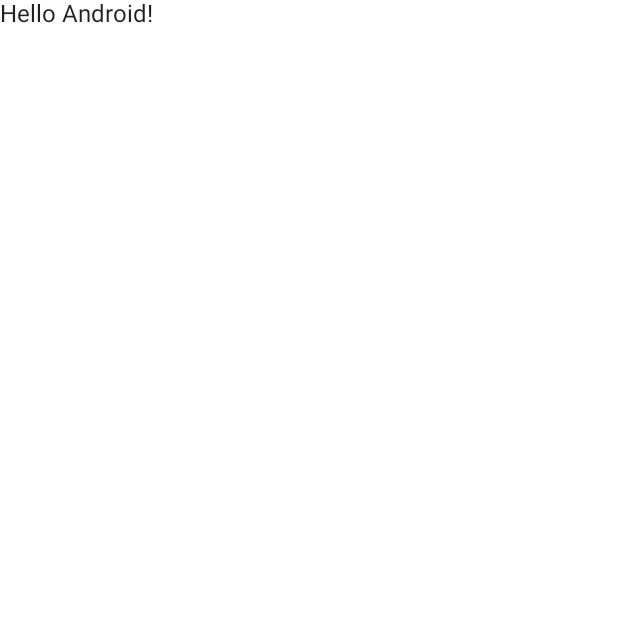
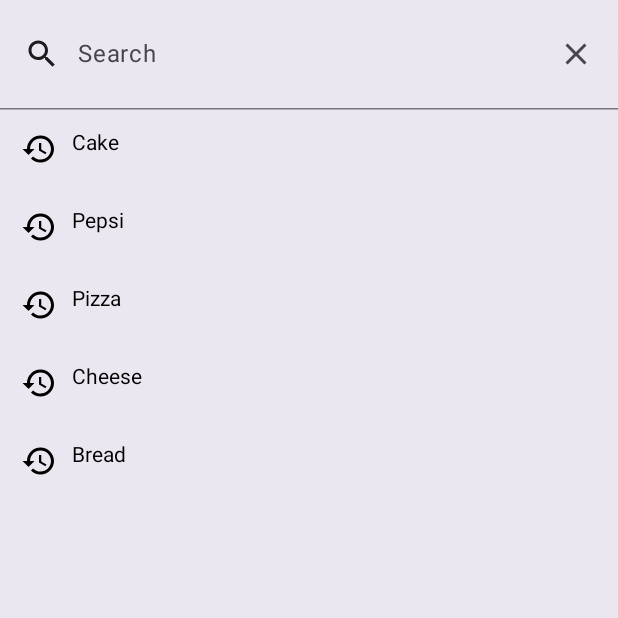
Before and after one commit to Startmobile/MakiMaki, an Android app built with Jetpack Compose: the screen it shows after launch (MainActivity), on a phone screen of 412 x 824 dp, the top half of it. Before the commit the part shown is almost empty. Run offline under Robolectric (Android 15) with nearby library versions, the phone set to English and light mode, and no system bars.

Commit message:
fix: add checkin state and change padding

```diff
--- a/app/src/main/java/kz/startmobile/maki/MainActivity.kt
+++ b/app/src/main/java/kz/startmobile/maki/MainActivity.kt
@@ -3,6 +3,7 @@ package kz.startmobile.maki
 import android.os.Bundle
 import androidx.activity.ComponentActivity
 import androidx.activity.compose.setContent
+import androidx.compose.foundation.background
 import androidx.compose.foundation.layout.fillMaxSize
 import androidx.compose.foundation.shape.RoundedCornerShape
 import androidx.compose.material.MaterialTheme
@@ -10,6 +11,7 @@ import androidx.compose.material.Surface
 import androidx.compose.material.Text
 import androidx.compose.runtime.Composable
 import androidx.compose.ui.Modifier
+import androidx.compose.ui.graphics.Color
 import androidx.compose.ui.tooling.preview.Preview
 import androidx.compose.ui.unit.dp
 import kz.startmobile.maki.uicomponents.search_bar.MaterialSearchBar
@@ -22,10 +24,19 @@ class MainActivity : ComponentActivity() {
             MakiMakiTheme {
                 // A surface container using the 'background' color from the theme
                 Surface(
-                    modifier = Modifier.fillMaxSize(),
+//                    modifier = Modifier.fillMaxSize(),
                     color = MaterialTheme.colors.background
                 ) {
-                    Greeting("Android")
+                   // Greeting("Android")
+                    MaterialSearchBar(
+                        items = mutableListOf(
+                            "Cake",
+                            "Pepsi",
+                            "Pizza",
+                            "Cheese",
+                            "Bread"
+                        )
+                    )
                 }
             }
         }
--- a/app/src/main/java/kz/startmobile/maki/uicomponents/search_bar/SearchBar.kt
+++ b/app/src/main/java/kz/startmobile/maki/uicomponents/search_bar/SearchBar.kt
@@ -1,6 +1,9 @@
 package kz.startmobile.maki.uicomponents.search_bar
 
+import android.util.Log
+import androidx.compose.animation.animateContentSize
 import androidx.compose.foundation.clickable
+import androidx.compose.foundation.layout.PaddingValues
 import androidx.compose.foundation.layout.Row
 import androidx.compose.foundation.layout.fillMaxWidth
 import androidx.compose.foundation.layout.padding
@@ -32,17 +35,24 @@ fun MaterialSearchBar(
         topStart = 14.dp,
         bottomEnd = 14.dp,
         bottomStart = 14.dp
-    )
-) {
-    var text by remember { mutableStateOf("") }
-    var active by remember { mutableStateOf(false) }
-    var items = remember {
+    ),
+    items: MutableList<String> = remember {
         mutableListOf(
             "Hot dog",
             "Chicken",
             "Pizza"
         )
     }
+) {
+    var text by remember { mutableStateOf("") }
+    var active by remember { mutableStateOf(false) }
+
+    val paddingValues = if (active) {
+        PaddingValues(16.dp)
+    } else {
+        PaddingValues(0.dp)
+    }
+
     SearchBar(
         query = text,
         onQueryChange = {text = it},
@@ -50,11 +60,23 @@ fun MaterialSearchBar(
             items.add(text)
             active = false
             text = ""
+            Log.e("click", "onSearch()")
         },
         active = active,
-        onActiveChange = { active = it},
+        onActiveChange = {
+            active = it
+            Log.e("click", "onActiveChange()")
+                         },
         shape = shape,
-        modifier = modifier,
+        modifier = if (active) {
+            Log.e("event", "padding yes - $active")
+            Modifier.padding(horizontal = 0.dp, vertical = 0.dp)
+                .animateContentSize ()
+        } else {
+            Log.e("event", "padding no $active")
+            Modifier.padding(horizontal = 16.dp, vertical = 10.dp)
+                .animateContentSize ()
+        },
         placeholder = {
             Text(text = placeholder)
         },
```
